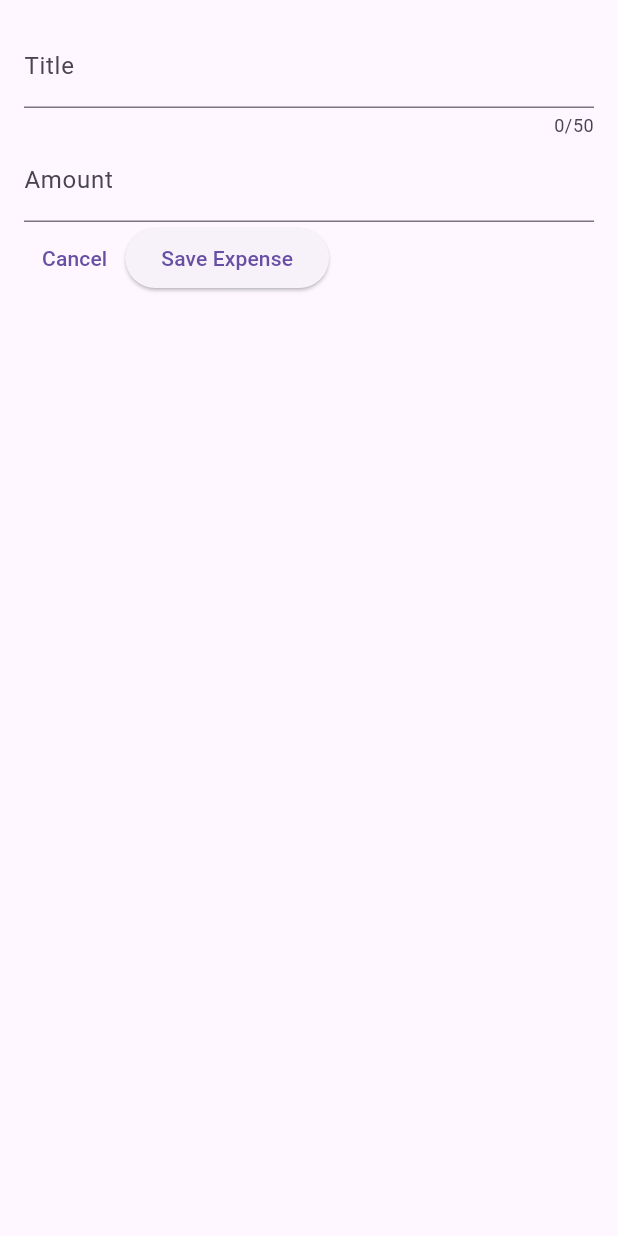
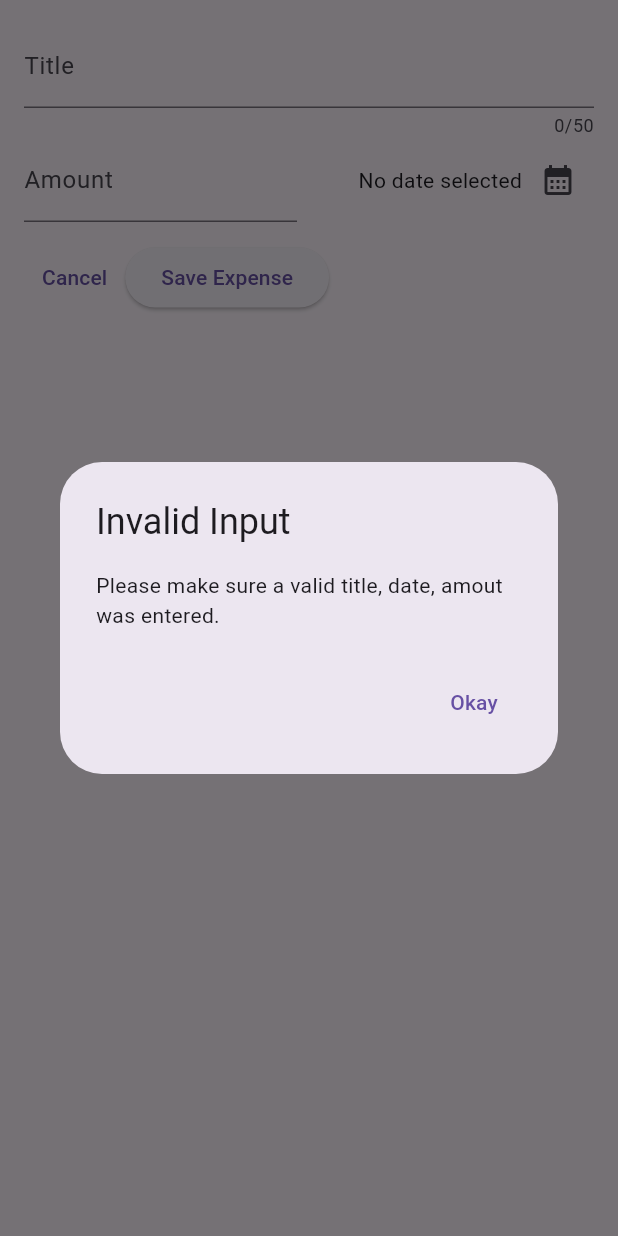
Before and after one commit to tundeloper/expense_tracker_dart, a Flutter app: the NewExpense widget shown alone on an empty page, opened directly, after a tap on "Save Expense", on a phone screen of 412 x 824 dp. Run offline on Flutter 3.47's test engine with Material 2 defaults, Android fonts, the phone set to English and light mode, and no system bars.

Commit message:
new expense

```diff
--- a/lib/expenses.dart
+++ b/lib/expenses.dart
@@ -36,6 +36,11 @@ class _ExpensesState extends State<Expenses> {
     );
   }
 
+  // void _addExpense (Expense expense) {
+
+  //   _registeredExpenses.add(expense);
+  // }
+
   @override
   Widget build(BuildContext context) {
     return Scaffold(
--- a/lib/new_expense.dart
+++ b/lib/new_expense.dart
@@ -1,7 +1,10 @@
 import 'package:flutter/material.dart';
 
+import 'package:expense_tracker/models/expense.dart';
+
 class NewExpense extends StatefulWidget {
-  const NewExpense({super.key});
+  const NewExpense({super.key, });
+  // final void Function(Expense expense) onAddExpense;
 
   @override
   State<NewExpense> createState() {
@@ -10,14 +13,49 @@ class NewExpense extends StatefulWidget {
 }
 
 class _NewExpenseState extends State<NewExpense> {
-  var _enteredTitle = '';
+  final _titleController = TextEditingController();
+  final _amountController = TextEditingController();
+  DateTime? _selectedDate;
 
-  void _saveTitleInput(String inputValue) {
-    _enteredTitle = inputValue;
+  void _presentDatePicker() async {
+    final now = DateTime.now();
+    final firstDate = DateTime(now.year - 1, now.month, now.day);
+    final pickedDate = await showDatePicker(
+      context: context,
+      initialDate: now,
+      firstDate: firstDate,
+      lastDate: now,
+    );
+    setState(() {
+      _selectedDate = pickedDate;
+    });
   }
 
-  final _titleController = TextEditingController();
-  final _amountController = TextEditingController();
+  void _submitExpensedData() {
+    final enteredAmount = double.tryParse(_amountController.text);
+    final amountIsInvalid = enteredAmount == null || enteredAmount <= 0;
+    if (_titleController.text.trim().isEmpty ||
+        amountIsInvalid ||
+        _selectedDate == null) {
+      showDialog(
+          context: context,
+          builder: (ctx) => AlertDialog(
+                title: const Text('Invalid Input'),
+                content: const Text(
+                    'Please make sure a valid title, date, amout was entered.'),
+                actions: [
+                  TextButton(
+                      onPressed: () {
+                        Navigator.pop(ctx);
+                      },
+                      child: const Text('Okay'))
+                ],
+              ));
+      return;
+    }
+
+    // Add to the Expense
+  }
 
   @override
   void dispose() {
@@ -33,20 +71,49 @@ class _NewExpenseState extends State<NewExpense> {
       child: Column(
         children: [
           TextField(
-            onChanged: _saveTitleInput,
             controller: _titleController,
             maxLength: 50,
             decoration: const InputDecoration(
               label: Text('Title'),
             ),
           ),
-          TextField(
-            // onChanged: _saveTitleInput,
+          Row(
+            children: [
+              Expanded(
+                child: TextField(
                   controller: _amountController,
                   keyboardType: TextInputType.number,
                   decoration: const InputDecoration(
+                    prefixText: '\$ ',
                     label: Text('Amount'),
                   ),
+                ),
+              ),
+              const SizedBox(width: 16),
+              Expanded(
+                child: Row(
+                  mainAxisAlignment: MainAxisAlignment.end,
+                  crossAxisAlignment: CrossAxisAlignment.center,
+                  children: [
+                    Text(
+                      _selectedDate == null
+                          ? 'No date selected'
+                          : formatter.format(_selectedDate!),
+                    ),
+                    IconButton(
+                      onPressed: _presentDatePicker,
+                      icon: const Icon(
+                        Icons.calendar_month,
+                      ),
+                    ),
+                  ],
+                ),
+              ),
+            ],
+          ),
+          // const Spacer(flex: 1,),
+          const SizedBox(
+            height: 13,
           ),
           Row(
             children: [
@@ -54,12 +121,10 @@ class _NewExpenseState extends State<NewExpense> {
                 onPressed: () {
                   Navigator.pop(context);
                 },
-                  child: const Text('Cancel')),
+                child: const Text('Cancel'),
+              ),
               ElevatedButton(
-                onPressed: () {
-                  print(_titleController.text);
-                  print(_amountController.text);
-                },
+                onPressed: _submitExpensedData,
                 child: const Text('Save Expense'),
               ),
             ],
```
Lines whose indentation alone changed are shown as unchanged.
